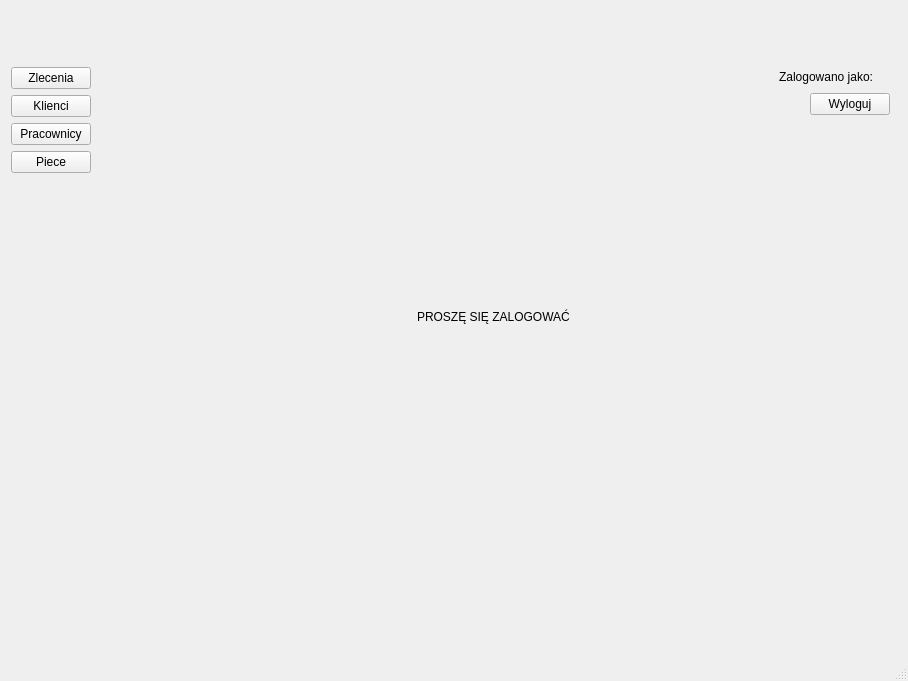
Above: CELEJ_PROJEKT_SERWIS_PIEC_v2/mainwindow.ui from kcelej/Celej_Firma_Piec_Biuro_Repo before the change. Below: the same form after it.
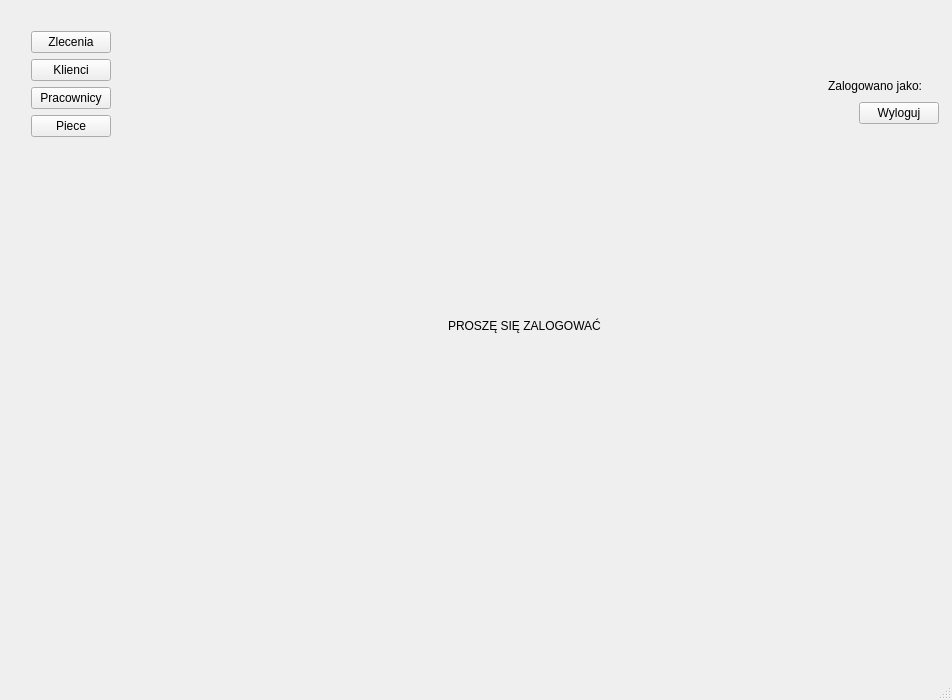
That is the form after the change.

Commit message: qss changes + layout changes

Diff of the .ui file:
```diff
--- a/CELEJ_PROJEKT_SERWIS_PIEC_v2/mainwindow.ui
+++ b/CELEJ_PROJEKT_SERWIS_PIEC_v2/mainwindow.ui
@@ -6,69 +6,32 @@
    <rect>
     <x>0</x>
     <y>0</y>
-    <width>908</width>
-    <height>681</height>
+    <width>952</width>
+    <height>700</height>
    </rect>
   </property>
+  <property name="minimumSize">
+   <size>
+    <width>0</width>
+    <height>655</height>
+   </size>
+  </property>
   <property name="windowTitle">
    <string>mainWindow</string>
   </property>
   <widget class="QWidget" name="centralWidget">
-   <widget class="QWidget" name="">
+   <widget class="QWidget" name="layoutWidget">
     <property name="geometry">
      <rect>
-      <x>0</x>
-      <y>0</y>
-      <width>901</width>
-      <height>661</height>
+      <x>9</x>
+      <y>9</y>
+      <width>941</width>
+      <height>681</height>
      </rect>
     </property>
-    <layout class="QVBoxLayout" name="verticalLayout_3">
-     <item>
       <layout class="QHBoxLayout" name="horizontalLayout_4">
        <item>
-        <spacer name="horizontalSpacer_4">
-         <property name="orientation">
-          <enum>Qt::Orientation::Horizontal</enum>
-         </property>
-         <property name="sizeHint" stdset="0">
-          <size>
-           <width>40</width>
-           <height>20</height>
-          </size>
-         </property>
-        </spacer>
-       </item>
-       <item>
-        <widget class="QLabel" name="logoLabel">
-         <property name="sizePolicy">
-          <sizepolicy hsizetype="Fixed" vsizetype="Fixed">
-           <horstretch>0</horstretch>
-           <verstretch>0</verstretch>
-          </sizepolicy>
-         </property>
-         <property name="minimumSize">
-          <size>
-           <width>150</width>
-           <height>50</height>
-          </size>
-         </property>
-         <property name="maximumSize">
-          <size>
-           <width>150</width>
-           <height>50</height>
-          </size>
-         </property>
-         <property name="text">
-          <string>&lt;logo&gt;</string>
-         </property>
-        </widget>
-       </item>
-      </layout>
-     </item>
-     <item>
-      <layout class="QHBoxLayout" name="horizontalLayout_3">
-       <item>
+      <widget class="QFrame" name="mainWindowButtonsFrame">
         <layout class="QVBoxLayout" name="verticalLayout_2">
          <item>
           <widget class="QPushButton" name="jobButton">
@@ -112,15 +75,56 @@
           </spacer>
          </item>
         </layout>
+      </widget>
        </item>
        <item>
-        <layout class="QGridLayout" name="gridLayout">
-         <item row="0" column="1">
           <layout class="QVBoxLayout" name="verticalLayout">
+       <item>
+        <layout class="QHBoxLayout" name="horizontalLayout_3">
+         <item>
+          <spacer name="horizontalSpacer_4">
+           <property name="orientation">
+            <enum>Qt::Orientation::Horizontal</enum>
+           </property>
+           <property name="sizeHint" stdset="0">
+            <size>
+             <width>40</width>
+             <height>20</height>
+            </size>
+           </property>
+          </spacer>
+         </item>
+         <item>
+          <widget class="QLabel" name="logoLabel">
+           <property name="sizePolicy">
+            <sizepolicy hsizetype="Fixed" vsizetype="Fixed">
+             <horstretch>0</horstretch>
+             <verstretch>0</verstretch>
+            </sizepolicy>
+           </property>
+           <property name="minimumSize">
+            <size>
+             <width>150</width>
+             <height>50</height>
+            </size>
+           </property>
+           <property name="maximumSize">
+            <size>
+             <width>150</width>
+             <height>50</height>
+            </size>
+           </property>
+           <property name="text">
+            <string>&lt;logo&gt;</string>
+           </property>
+          </widget>
+         </item>
+        </layout>
+       </item>
            <item>
             <layout class="QHBoxLayout" name="horizontalLayout">
              <item>
-              <spacer name="horizontalSpacer">
+          <spacer name="horizontalSpacer_3">
                <property name="orientation">
                 <enum>Qt::Orientation::Horizontal</enum>
                </property>
@@ -172,22 +176,7 @@
              </item>
             </layout>
            </item>
-          </layout>
-         </item>
-         <item row="0" column="0">
-          <spacer name="horizontalSpacer_3">
-           <property name="orientation">
-            <enum>Qt::Orientation::Horizontal</enum>
-           </property>
-           <property name="sizeHint" stdset="0">
-            <size>
-             <width>40</width>
-             <height>20</height>
-            </size>
-           </property>
-          </spacer>
-         </item>
-         <item row="1" column="0" colspan="2">
+       <item>
           <widget class="QStackedWidget" name="stackedWidget">
            <property name="currentIndex">
             <number>0</number>
@@ -208,8 +197,6 @@
             </widget>
            </widget>
           </widget>
-         </item>
-        </layout>
        </item>
       </layout>
      </item>
```
Lines whose indentation alone changed are shown as unchanged. The commit also changes 16 other files.
